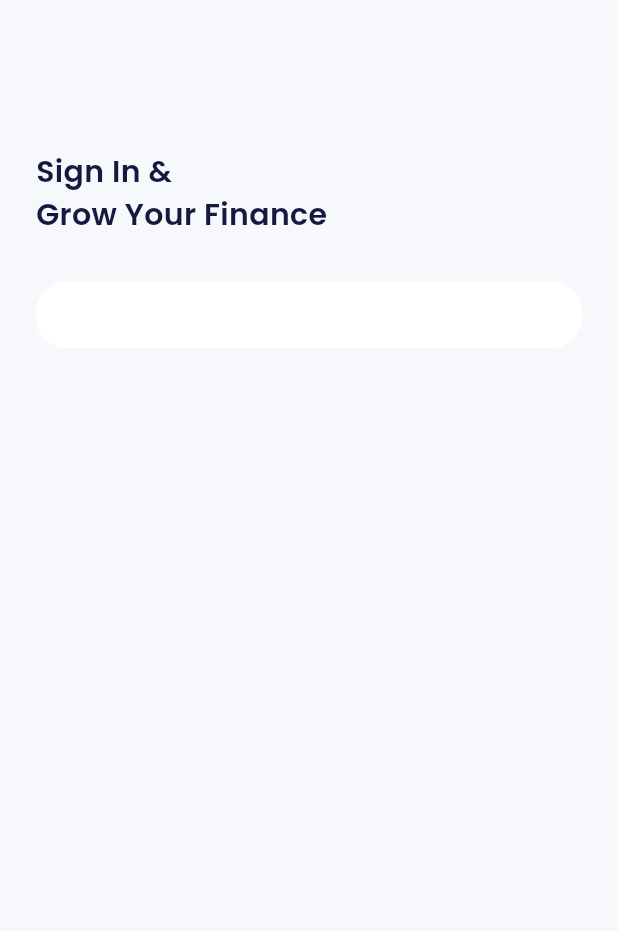
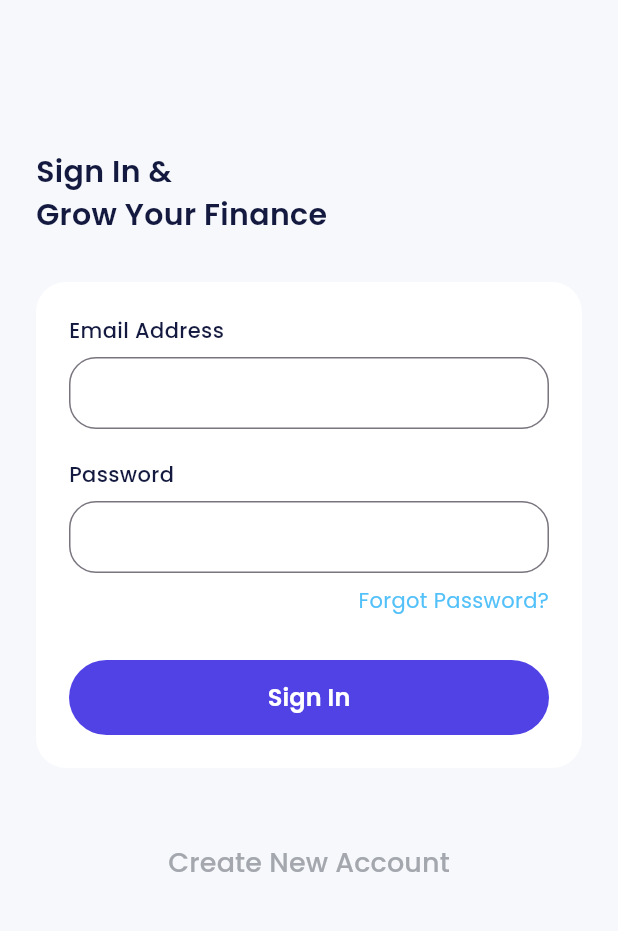
Before and after one commit to rukaachan/larapay, a Flutter app: the SignInPage screen opened directly, on a phone screen of 412 x 824 dp, the part 150-1081 px from its top. Run offline on Flutter 3.47's test engine with Material 3 defaults, Android fonts, the phone set to English and light mode, and no system bars; our stand-ins replace carousel_slider, google_fonts.

Commit message:
feat(pages): completed slicing sign in page

```diff
--- a/lib/ui/pages/sign_in_page.dart
+++ b/lib/ui/pages/sign_in_page.dart
@@ -33,9 +33,90 @@ class SignInPage extends StatelessWidget {
             decoration: BoxDecoration(
                 borderRadius: BorderRadius.circular(20), color: whiteColour),
             child: Column(
+              crossAxisAlignment: CrossAxisAlignment.start,
               children: [
                 // EMAIL INPUT
+                Column(
+                  crossAxisAlignment: CrossAxisAlignment.start,
+                  children: [
+                    Text(
+                      'Email Address',
+                      style: blackTextStyle.copyWith(fontWeight: medium),
+                    ),
+                    const SizedBox(
+                      height: 8,
+                    ),
+                    TextFormField(
+                      decoration: InputDecoration(
+                          border: OutlineInputBorder(
+                              borderRadius: BorderRadius.circular(18)),
+                          contentPadding: const EdgeInsets.all(12)),
+                    )
+                  ],
+                ),
+                const SizedBox(height: 20),
+                // PASSWORD INPUT
+                Column(
+                  crossAxisAlignment: CrossAxisAlignment.start,
+                  children: [
+                    Text(
+                      'Password',
+                      style: blackTextStyle.copyWith(fontWeight: medium),
+                    ),
+                    const SizedBox(
+                      height: 8,
+                    ),
+                    TextFormField(
+                      obscureText: true, // Hide Password
+                      decoration: InputDecoration(
+                          border: OutlineInputBorder(
+                              borderRadius: BorderRadius.circular(18)),
+                          contentPadding: const EdgeInsets.all(12)),
+                    )
+                  ],
+                ),
+                const SizedBox(
+                  height: 8,
+                ),
+                Align(
+                    alignment: Alignment.centerRight,
+                    child: Text(
+                      'Forgot Password?',
+                      style: blueTextStyle,
+                    )),
+                const SizedBox(
+                  height: 30,
+                ),
+                SizedBox(
+                  width: double.infinity,
+                  height: 50,
+                  child: TextButton(
+                    onPressed: () {},
+                    style: TextButton.styleFrom(
+                        backgroundColor: purpleColour,
+                        shape: RoundedRectangleBorder(
+                            borderRadius: BorderRadius.circular(56))),
+                    child: Text(
+                      'Sign In',
+                      style: whiteTextStyle.copyWith(
+                          fontSize: 16, fontWeight: semiBold),
+                    ),
+                  ),
+                ),
               ],
+            ),
+          ),
+          const SizedBox(height: 50),
+          SizedBox(
+            width: double.infinity,
+            height: 24,
+            child: TextButton(
+              onPressed: () {},
+              style: TextButton.styleFrom(padding: EdgeInsets.zero),
+              child: Text(
+                'Create New Account',
+                style: greyTextStyle.copyWith(fontSize: 18),
+              ),
             ),
           ),
         ],
```
